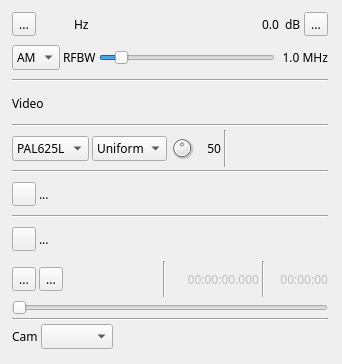
The window that plugins/channeltx/modatv/atvmodgui.ui (f4exb/sdrangel) describes before a commit, drawn with Qt 5.
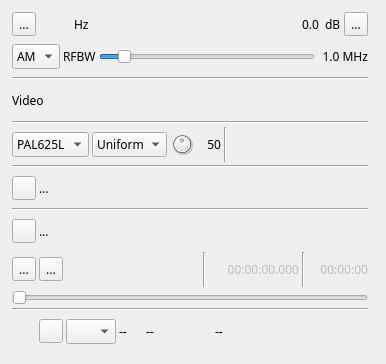
The same window after the commit. Icons and pictures are not drawn. Custom widgets are drawn as their Qt base class.

Commit message: ATV Modulator: added camera details to the GUI

Patch:
```diff
--- a/plugins/channeltx/modatv/atvmodgui.ui
+++ b/plugins/channeltx/modatv/atvmodgui.ui
@@ -6,7 +6,7 @@
    <rect>
     <x>0</x>
     <y>0</y>
-    <width>342</width>
+    <width>386</width>
     <height>364</height>
    </rect>
   </property>
@@ -39,13 +39,13 @@
     <rect>
      <x>10</x>
      <y>10</y>
-     <width>320</width>
+     <width>360</width>
      <height>341</height>
     </rect>
    </property>
    <property name="minimumSize">
     <size>
-     <width>280</width>
+     <width>360</width>
      <height>0</height>
     </size>
    </property>
@@ -656,13 +656,97 @@
      <layout class="QHBoxLayout" name="camLayout">
       <item>
        <widget class="QLabel" name="camLabel">
+        <property name="minimumSize">
+         <size>
+          <width>24</width>
+          <height>24</height>
+         </size>
+        </property>
         <property name="text">
-         <string>Cam</string>
+         <string/>
         </property>
        </widget>
       </item>
       <item>
-       <widget class="QComboBox" name="camSelect"/>
+       <widget class="ButtonSwitch" name="playCamera">
+        <property name="minimumSize">
+         <size>
+          <width>24</width>
+          <height>24</height>
+         </size>
+        </property>
+        <property name="text">
+         <string/>
+        </property>
+        <property name="icon">
+         <iconset resource="../../../sdrbase/resources/res.qrc">
+          <normaloff>:/play.png</normaloff>
+          <normalon>:/pause.png</normalon>
+          <disabledoff>:/play.png</disabledoff>
+          <disabledon>:/play.png</disabledon>:/play.png</iconset>
+        </property>
+       </widget>
+      </item>
+      <item>
+       <widget class="QComboBox" name="camSelect">
+        <property name="maximumSize">
+         <size>
+          <width>50</width>
+          <height>16777215</height>
+         </size>
+        </property>
+        <property name="toolTip">
+         <string>Select camera</string>
+        </property>
+       </widget>
+      </item>
+      <item>
+       <widget class="QLabel" name="cameraDeviceNumber">
+        <property name="minimumSize">
+         <size>
+          <width>24</width>
+          <height>0</height>
+         </size>
+        </property>
+        <property name="toolTip">
+         <string>camera device number</string>
+        </property>
+        <property name="text">
+         <string>--</string>
+        </property>
+       </widget>
+      </item>
+      <item>
+       <widget class="QLabel" name="camerFPS">
+        <property name="minimumSize">
+         <size>
+          <width>66</width>
+          <height>0</height>
+         </size>
+        </property>
+        <property name="toolTip">
+         <string>camera FPS</string>
+        </property>
+        <property name="text">
+         <string>--</string>
+        </property>
+       </widget>
+      </item>
+      <item>
+       <widget class="QLabel" name="cameraImageSize">
+        <property name="minimumSize">
+         <size>
+          <width>70</width>
+          <height>0</height>
+         </size>
+        </property>
+        <property name="toolTip">
+         <string>camera image size</string>
+        </property>
+        <property name="text">
+         <string>--</string>
+        </property>
+       </widget>
       </item>
       <item>
        <spacer name="horizontalSpacer_4">
```
Left out of the diff: 5 changed lines with no effect on the pictures. The commit also changes 6 other files.
